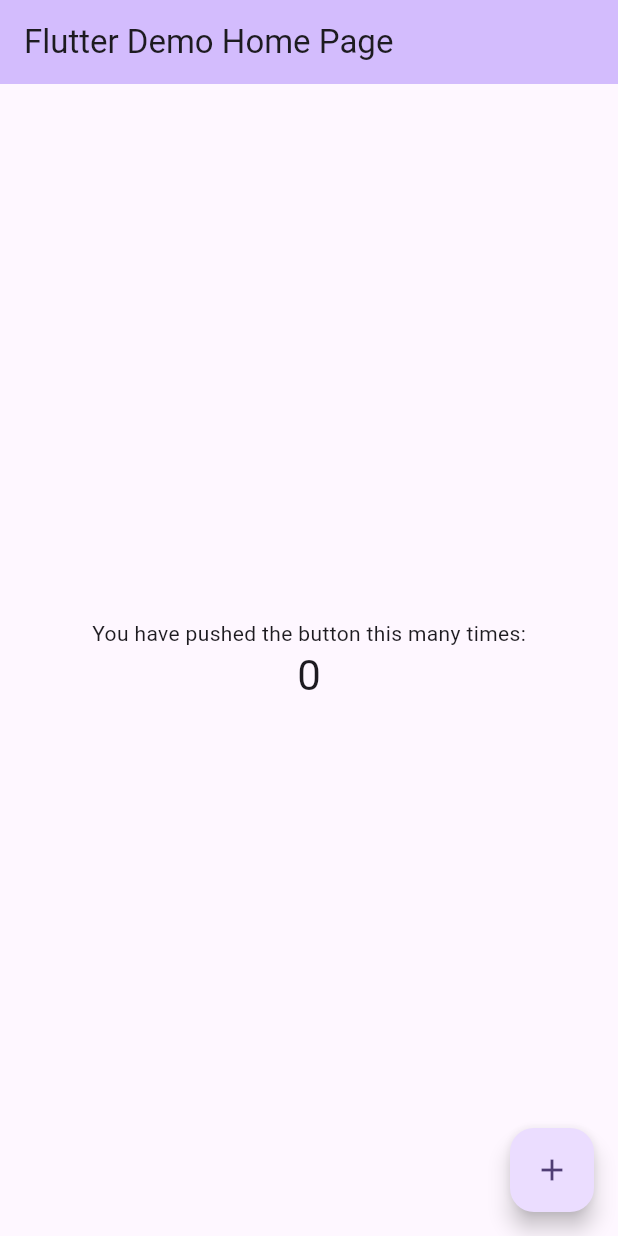
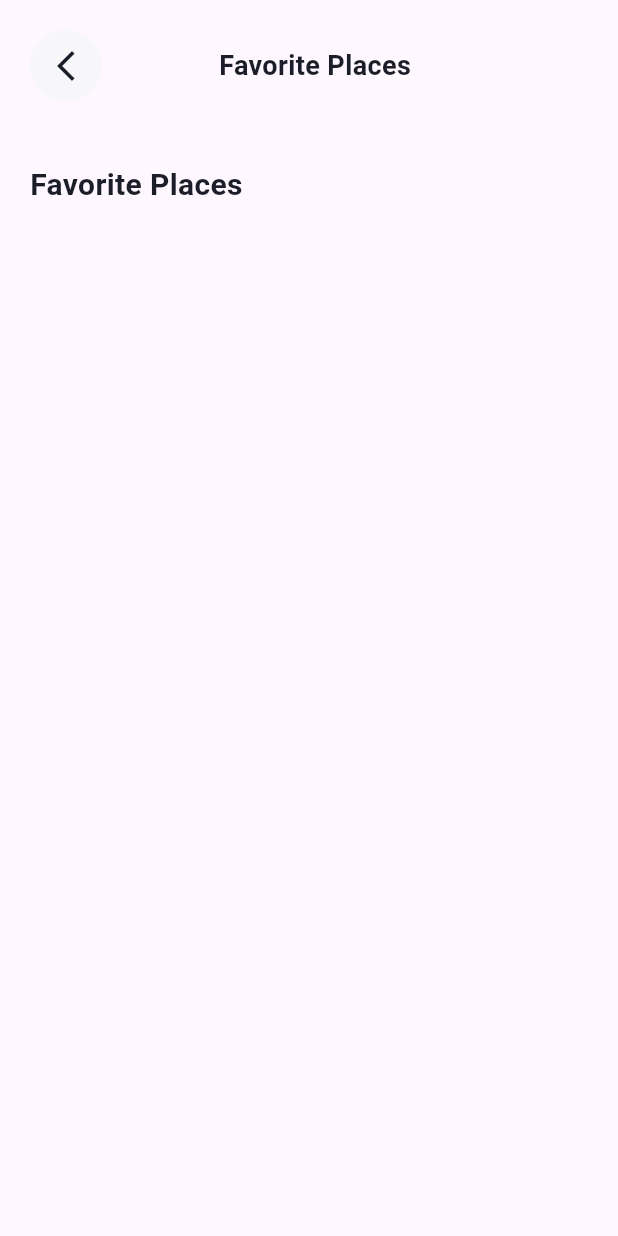
Before and after one commit to altharaa/JalanIn, a Flutter app: the screen it shows after launch, on a phone screen of 412 x 824 dp. Run offline on Flutter 3.47's test engine with Material 3 defaults, Android fonts, the phone set to English and light mode, and no system bars.

Commit message:
favorite place

```diff
--- /dev/null
+++ b/lib/favorite_places.dart
@@ -0,0 +1,60 @@
+import 'package:flutter/material.dart';
+
+class FavoritePlacesPage extends StatelessWidget {
+  @override
+  Widget build(BuildContext context) {
+    return Scaffold(
+      body: Column(
+        children: [
+          SizedBox(height: MediaQuery.of(context).padding.top),
+          Container(
+            padding: EdgeInsets.all(20),
+            child: Column(
+              children: [
+                Row(
+                  mainAxisAlignment: MainAxisAlignment.spaceBetween,
+                  children: [
+                    Container(
+                      decoration: BoxDecoration(
+                        shape: BoxShape.circle,
+                        color: Color(0xFFF7F7F9),
+                      ),
+                      child: IconButton(
+                        icon: Icon(Icons.arrow_back_ios_new,
+                            color: (Color(0xFF1B1E28))),
+                        onPressed: () {},
+                      ),
+                    ),
+                    Text(
+                      "Favorite Places",
+                      style: TextStyle(
+                        fontSize: 18,
+                        color: (Color(0xFF1B1E28)),
+                        fontWeight: FontWeight.bold,
+                      ),
+                    ),
+                    SizedBox(width: 40),
+                  ],
+                ),
+                SizedBox(height: 41),
+                Row(
+                  mainAxisAlignment: MainAxisAlignment.start,
+                  children: [
+                    Text(
+                      "Favorite Places",
+                      style: TextStyle(
+                        fontSize: 20,
+                        color: (Color(0xFF1B1E28)),
+                        fontWeight: FontWeight.w600,
+                      ),
+                    ),
+                  ],
+                ),
+              ],
+            ),
+          ),
+        ],
+      ),
+    );
+  }
+}
--- a/lib/main.dart
+++ b/lib/main.dart
@@ -1,125 +1,15 @@
 import 'package:flutter/material.dart';
+import 'favorite_places.dart';
 
 void main() {
-  runApp(const MyApp());
+  runApp(MyApp());
 }
 
 class MyApp extends StatelessWidget {
-  const MyApp({super.key});
-
-  // This widget is the root of your application.
   @override
   Widget build(BuildContext context) {
     return MaterialApp(
-      title: 'Flutter Demo',
-      theme: ThemeData(
-        // This is the theme of your application.
-        //
-        // TRY THIS: Try running your application with "flutter run". You'll see
-        // the application has a purple toolbar. Then, without quitting the app,
-        // try changing the seedColor in the colorScheme below to Colors.green
-        // and then invoke "hot reload" (save your changes or press the "hot
-        // reload" button in a Flutter-supported IDE, or press "r" if you used
-        // the command line to start the app).
-        //
-        // Notice that the counter didn't reset back to zero; the application
-        // state is not lost during the reload. To reset the state, use hot
-        // restart instead.
-        //
-        // This works for code too, not just values: Most code changes can be
-        // tested with just a hot reload.
-        colorScheme: ColorScheme.fromSeed(seedColor: Colors.deepPurple),
-        useMaterial3: true,
-      ),
-      home: const MyHomePage(title: 'Flutter Demo Home Page'),
+      home: FavoritePlacesPage(),
     );
   }
 }
-
-class MyHomePage extends StatefulWidget {
-  const MyHomePage({super.key, required this.title});
-
-  // This widget is the home page of your application. It is stateful, meaning
-  // that it has a State object (defined below) that contains fields that affect
-  // how it looks.
-
-  // This class is the configuration for the state. It holds the values (in this
-  // case the title) provided by the parent (in this case the App widget) and
-  // used by the build method of the State. Fields in a Widget subclass are
-  // always marked "final".
-
-  final String title;
-
-  @override
-  State<MyHomePage> createState() => _MyHomePageState();
-}
-
-class _MyHomePageState extends State<MyHomePage> {
-  int _counter = 0;
-
-  void _incrementCounter() {
-    setState(() {
-      // This call to setState tells the Flutter framework that something has
-      // changed in this State, which causes it to rerun the build method below
-      // so that the display can reflect the updated values. If we changed
-      // _counter without calling setState(), then the build method would not be
-      // called again, and so nothing would appear to happen.
-      _counter++;
-    });
-  }
-
-  @override
-  Widget build(BuildContext context) {
-    // This method is rerun every time setState is called, for instance as done
-    // by the _incrementCounter method above.
-    //
-    // The Flutter framework has been optimized to make rerunning build methods
-    // fast, so that you can just rebuild anything that needs updating rather
-    // than having to individually change instances of widgets.
-    return Scaffold(
-      appBar: AppBar(
-        // TRY THIS: Try changing the color here to a specific color (to
-        // Colors.amber, perhaps?) and trigger a hot reload to see the AppBar
-        // change color while the other colors stay the same.
-        backgroundColor: Theme.of(context).colorScheme.inversePrimary,
-        // Here we take the value from the MyHomePage object that was created by
-        // the App.build method, and use it to set our appbar title.
-        title: Text(widget.title),
-      ),
-      body: Center(
-        // Center is a layout widget. It takes a single child and positions it
-        // in the middle of the parent.
-        child: Column(
-          // Column is also a layout widget. It takes a list of children and
-          // arranges them vertically. By default, it sizes itself to fit its
-          // children horizontally, and tries to be as tall as its parent.
-          //
-          // Column has various properties to control how it sizes itself and
-          // how it positions its children. Here we use mainAxisAlignment to
-          // center the children vertically; the main axis here is the vertical
-          // axis because Columns are vertical (the cross axis would be
-          // horizontal).
-          //
-          // TRY THIS: Invoke "debug painting" (choose the "Toggle Debug Paint"
-          // action in the IDE, or press "p" in the console), to see the
-          // wireframe for each widget.
-          mainAxisAlignment: MainAxisAlignment.center,
-          children: <Widget>[
-            const Text(
-              'You have pushed the button this many times:',
-            ),
-            Text(
-              '$_counter',
-              style: Theme.of(context).textTheme.headlineMedium,
-            ),
-          ],
-        ),
-      ),
-      floatingActionButton: FloatingActionButton(
-        onPressed: _incrementCounter,
-        tooltip: 'Increment',
-        child: const Icon(Icons.add),
-      ), // This trailing comma makes auto-formatting nicer for build methods.
-    );
-  }
-}
```
Also changed, not shown: pubspec.yaml (+3 -5 lines), assets/arrow.png (added), pubspec.lock.
